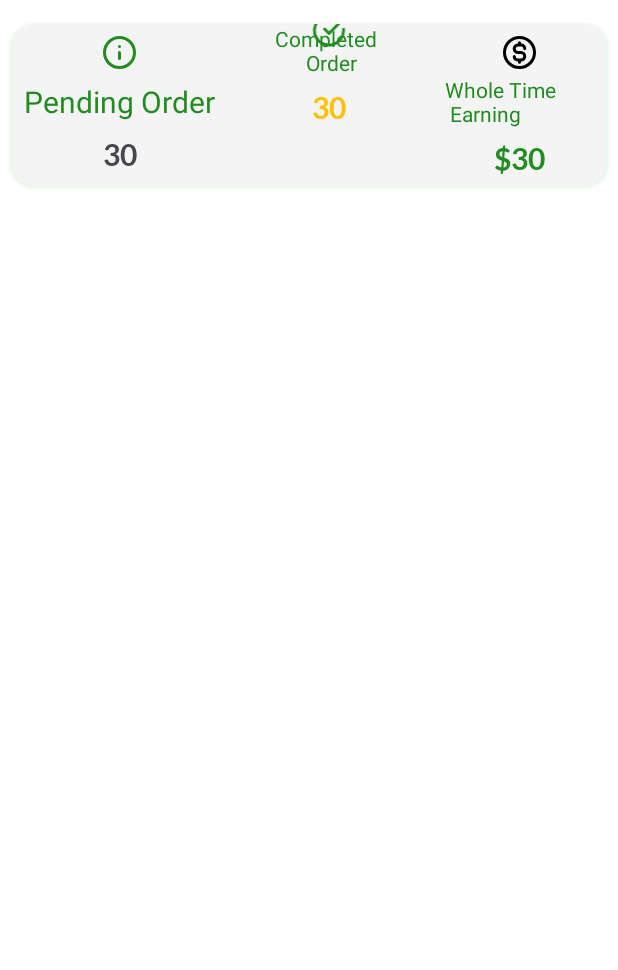
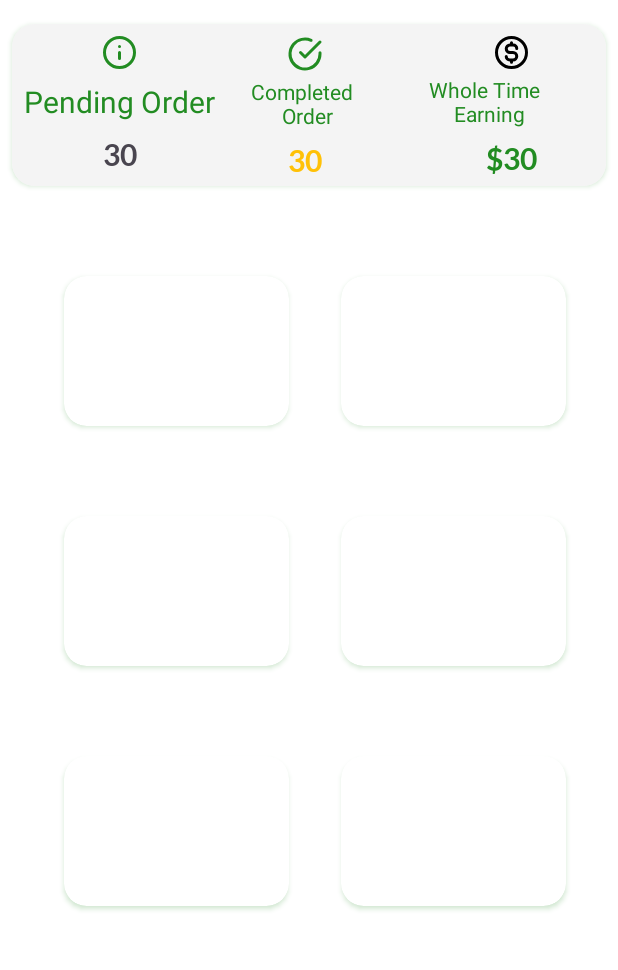
Before and after one commit to mvop19/fastrunAdmin, an Android app: the MainActivity screen opened directly, with no data from a screen before it, on a phone screen of 412 x 824 dp, the part 105-1075 px from its top. Run offline under Robolectric (Android 15) with nearby library versions, the phone set to English and light mode, and no system bars; Roboto replaces fonts that are not available here.

Commit message:
start on first card

```diff
--- /dev/null
+++ b/app/src/main/res/drawable/cardgreen.xml
@@ -0,0 +1,6 @@
+<?xml version="1.0" encoding="utf-8"?>
+<shape xmlns:android="http://schemas.android.com/apk/res/android">
+    <corners android:radius="15dp"/>
+    <solid android:color="#F1FFE0"/>
+    <stroke android:color="#f4f4f4" android:width="1dp"/>
+</shape>
--- a/app/src/main/res/layout/activity_main.xml
+++ b/app/src/main/res/layout/activity_main.xml
@@ -33,21 +33,22 @@
         app:layout_constraintTop_toTopOf="@+id/imageView2" />
 
     <androidx.cardview.widget.CardView
+        android:id="@+id/cardView"
         android:layout_width="0dp"
         android:layout_height="108dp"
         android:layout_marginStart="8dp"
         android:layout_marginTop="16dp"
         android:layout_marginEnd="8dp"
+        android:outlineSpotShadowColor="@color/green"
         app:cardCornerRadius="15dp"
-        android:outlineSpotShadowColor="@color/green"
         app:layout_constraintEnd_toEndOf="parent"
         app:layout_constraintStart_toStartOf="parent"
         app:layout_constraintTop_toBottomOf="@+id/textView5">
 
         <androidx.constraintlayout.widget.ConstraintLayout
             android:layout_width="match_parent"
-            android:background="#f4f4f4"
-            android:layout_height="match_parent">
+            android:layout_height="match_parent"
+            android:background="#f4f4f4">
 
             <androidx.constraintlayout.widget.Guideline
                 android:id="@+id/guideLine"
@@ -95,8 +96,8 @@
             <TextView
                 android:layout_width="wrap_content"
                 android:layout_height="wrap_content"
+                android:layout_marginTop="9dp"
                 android:fontFamily="@font/lato_bold"
-                android:layout_marginTop="9dp"
                 android:text="30"
                 android:textSize="20sp"
                 app:layout_constraintEnd_toEndOf="@+id/textView8"
@@ -108,7 +109,6 @@
                 android:layout_width="wrap_content"
                 android:layout_height="wrap_content"
                 android:src="@drawable/check_circle_broken"
-                app:layout_constraintBottom_toTopOf="@+id/textView9"
                 app:layout_constraintEnd_toEndOf="@+id/textView9"
                 app:layout_constraintStart_toStartOf="@+id/textView9"
                 app:layout_constraintTop_toTopOf="@id/guideLine" />
@@ -117,14 +117,14 @@
                 android:id="@+id/textView9"
                 android:layout_width="wrap_content"
                 android:layout_height="wrap_content"
-                android:layout_marginStart="40dp"
+                android:layout_marginStart="24dp"
+                android:layout_marginTop="3dp"
                 android:fontFamily="@font/montserrat_alternates"
-
                 android:text="Completed \n Order"
                 android:textAlignment="center"
                 android:textColor="@color/green"
                 app:layout_constraintStart_toEndOf="@+id/textView8"
-                tools:layout_editor_absoluteY="35dp" />
+                app:layout_constraintTop_toBottomOf="@+id/imageView5" />
 
             <TextView
                 android:id="@+id/textView10"
@@ -152,13 +152,13 @@
                 android:id="@+id/textView12"
                 android:layout_width="wrap_content"
                 android:layout_height="wrap_content"
-                android:layout_marginStart="20dp"
+                android:layout_marginTop="4dp"
                 android:fontFamily="@font/montserrat_alternates"
-                android:layout_marginTop="4dp"
                 android:text="Whole Time \n Earning"
                 android:textColor="@color/green"
                 app:layout_constraintEnd_toStartOf="@+id/guideline2"
-
+                android:layout_marginStart="14dp"
+                android:textAlignment="center"
                 app:layout_constraintStart_toEndOf="@+id/textView9"
                 app:layout_constraintTop_toBottomOf="@+id/imageView6" />
 
@@ -166,8 +166,8 @@
                 android:id="@+id/textView11"
                 android:layout_width="wrap_content"
                 android:layout_height="wrap_content"
+                android:layout_marginTop="8dp"
                 android:fontFamily="@font/lato_bold"
-                android:layout_marginTop="8dp"
                 android:text="$30"
                 android:textColor="@color/green"
                 android:textSize="20sp"
@@ -177,6 +177,90 @@
 
 
         </androidx.constraintlayout.widget.ConstraintLayout>
+    </androidx.cardview.widget.CardView>
+
+    <androidx.cardview.widget.CardView
+        android:id="@+id/cardView5"
+        android:layout_width="150dp"
+        android:layout_height="100dp"
+        android:layout_marginStart="8dp"
+        android:layout_marginTop="60dp"
+        android:outlineSpotShadowColor="@color/green"
+        app:cardCornerRadius="15dp"
+
+        app:layout_constraintEnd_toStartOf="@+id/cardView8"
+        app:layout_constraintHorizontal_bias="0.5"
+        app:layout_constraintStart_toStartOf="parent"
+        app:layout_constraintTop_toBottomOf="@+id/cardView">
+
+    </androidx.cardview.widget.CardView>
+
+    <androidx.cardview.widget.CardView
+        android:id="@+id/cardView8"
+        android:layout_width="150dp"
+        android:layout_height="100dp"
+        android:outlineSpotShadowColor="@color/green"
+        app:cardCornerRadius="15dp"
+        app:layout_constraintEnd_toEndOf="parent"
+        app:layout_constraintHorizontal_bias="0.5"
+        app:layout_constraintStart_toEndOf="@+id/cardView5"
+        app:layout_constraintTop_toTopOf="@+id/cardView5">
+
+
+    </androidx.cardview.widget.CardView>
+
+    <androidx.cardview.widget.CardView
+        android:id="@+id/cardView4"
+        android:layout_width="150dp"
+        android:layout_height="100dp"
+        android:layout_marginTop="60dp"
+        android:outlineSpotShadowColor="@color/green"
+        app:cardCornerRadius="15dp"
+        app:layout_constraintStart_toStartOf="@+id/cardView5"
+        app:layout_constraintTop_toBottomOf="@+id/cardView5">
+
+
+    </androidx.cardview.widget.CardView>
+
+
+    <androidx.cardview.widget.CardView
+        android:id="@+id/cardView6"
+        android:layout_width="150dp"
+        android:layout_height="100dp"
+        android:outlineSpotShadowColor="@color/green"
+        app:cardCornerRadius="15dp"
+        app:layout_constraintEnd_toEndOf="@+id/cardView8"
+        app:layout_constraintHorizontal_bias="1.0"
+        app:layout_constraintStart_toEndOf="@+id/cardView4"
+        app:layout_constraintTop_toTopOf="@+id/cardView4">
+
+
+    </androidx.cardview.widget.CardView>
+
+    <androidx.cardview.widget.CardView
+        android:id="@+id/cardView7"
+        android:layout_width="150dp"
+        android:layout_height="100dp"
+        android:layout_marginTop="60dp"
+        android:outlineSpotShadowColor="@color/green"
+        app:cardCornerRadius="15dp"
+        app:layout_constraintStart_toStartOf="@+id/cardView4"
+        app:layout_constraintTop_toBottomOf="@+id/cardView4">
+
+
+    </androidx.cardview.widget.CardView>
+
+    <androidx.cardview.widget.CardView
+        android:id="@+id/cardView9"
+        android:layout_width="150dp"
+        android:layout_height="100dp"
+        android:outlineSpotShadowColor="@color/green"
+        app:cardCornerRadius="15dp"
+        app:layout_constraintEnd_toEndOf="@+id/cardView6"
+        app:layout_constraintHorizontal_bias="1.0"
+        app:layout_constraintStart_toEndOf="@+id/cardView7"
+        app:layout_constraintTop_toTopOf="@+id/cardView7">
+
 
     </androidx.cardview.widget.CardView>
 
```
